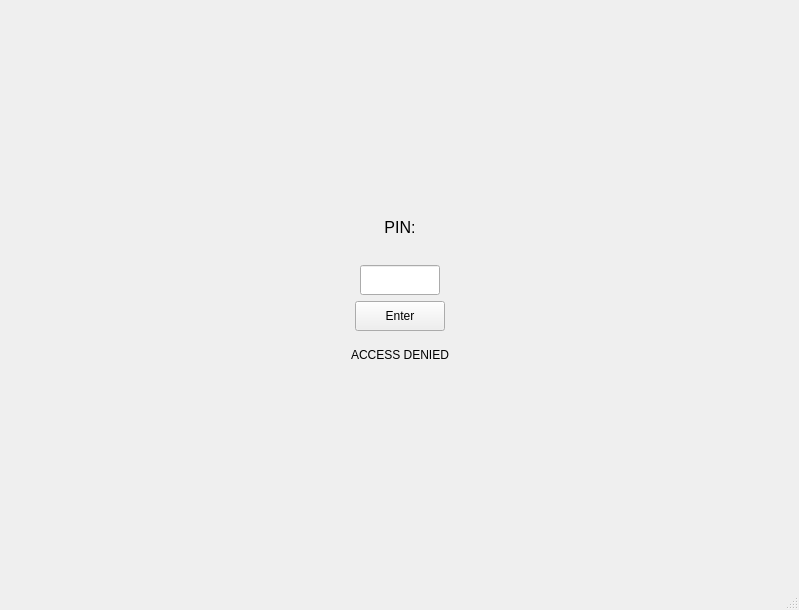
Old version of the form gui/mainwindow.ui in the repository bergamontt/nong-bong.
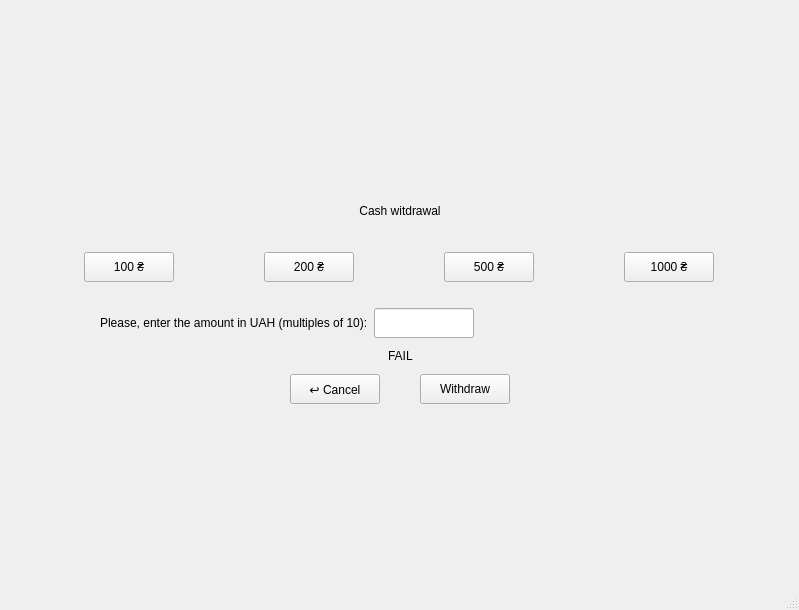
New version of the form. Custom widgets are drawn as their Qt base class.

Commit message: Withdrawal screen

```diff
--- a/gui/mainwindow.ui
+++ b/gui/mainwindow.ui
@@ -24,7 +24,7 @@
      </rect>
     </property>
     <property name="currentIndex">
-     <number>1</number>
+     <number>3</number>
     </property>
     <widget class="QWidget" name="loginScreen">
      <widget class="QLabel" name="L_welcome">
@@ -445,6 +445,249 @@
       </layout>
      </widget>
     </widget>
+    <widget class="QWidget" name="withdrawScreen">
+     <widget class="QWidget" name="verticalLayoutWidget_5">
+      <property name="geometry">
+       <rect>
+        <x>0</x>
+        <y>60</y>
+        <width>801</width>
+        <height>374</height>
+       </rect>
+      </property>
+      <layout class="QVBoxLayout" name="verticalLayout_6">
+       <item alignment="Qt::AlignmentFlag::AlignHCenter">
+        <widget class="BankCardWidget" name="W_currentCardwd" native="true">
+         <property name="minimumSize">
+          <size>
+           <width>275</width>
+           <height>160</height>
+          </size>
+         </property>
+         <property name="maximumSize">
+          <size>
+           <width>275</width>
+           <height>160</height>
+          </size>
+         </property>
+         <layout class="QVBoxLayout" name="currentCard_4"/>
+        </widget>
+       </item>
+       <item>
+        <layout class="QVBoxLayout" name="verticalLayout_8">
+         <item alignment="Qt::AlignmentFlag::AlignHCenter">
+          <widget class="QLabel" name="L_cashWithdrawal">
+           <property name="minimumSize">
+            <size>
+             <width>150</width>
+             <height>30</height>
+            </size>
+           </property>
+           <property name="maximumSize">
+            <size>
+             <width>150</width>
+             <height>30</height>
+            </size>
+           </property>
+           <property name="text">
+            <string>Cash witdrawal</string>
+           </property>
+           <property name="alignment">
+            <set>Qt::AlignmentFlag::AlignCenter</set>
+           </property>
+          </widget>
+         </item>
+         <item>
+          <layout class="QHBoxLayout" name="horizontalLayout_2">
+           <property name="topMargin">
+            <number>20</number>
+           </property>
+           <item>
+            <widget class="QPushButton" name="B_100">
+             <property name="minimumSize">
+              <size>
+               <width>90</width>
+               <height>30</height>
+              </size>
+             </property>
+             <property name="maximumSize">
+              <size>
+               <width>90</width>
+               <height>30</height>
+              </size>
+             </property>
+             <property name="text">
+              <string>100 ₴</string>
+             </property>
+            </widget>
+           </item>
+           <item>
+            <widget class="QPushButton" name="B_200">
+             <property name="minimumSize">
+              <size>
+               <width>90</width>
+               <height>30</height>
+              </size>
+             </property>
+             <property name="maximumSize">
+              <size>
+               <width>90</width>
+               <height>30</height>
+              </size>
+             </property>
+             <property name="text">
+              <string>200 ₴</string>
+             </property>
+            </widget>
+           </item>
+           <item>
+            <widget class="QPushButton" name="B_500">
+             <property name="minimumSize">
+              <size>
+               <width>90</width>
+               <height>30</height>
+              </size>
+             </property>
+             <property name="maximumSize">
+              <size>
+               <width>90</width>
+               <height>30</height>
+              </size>
+             </property>
+             <property name="text">
+              <string>500 ₴</string>
+             </property>
+            </widget>
+           </item>
+           <item>
+            <widget class="QPushButton" name="B_1000">
+             <property name="minimumSize">
+              <size>
+               <width>90</width>
+               <height>30</height>
+              </size>
+             </property>
+             <property name="maximumSize">
+              <size>
+               <width>90</width>
+               <height>30</height>
+              </size>
+             </property>
+             <property name="text">
+              <string>1000 ₴</string>
+             </property>
+            </widget>
+           </item>
+          </layout>
+         </item>
+         <item>
+          <layout class="QFormLayout" name="formLayout_2">
+           <property name="leftMargin">
+            <number>100</number>
+           </property>
+           <property name="topMargin">
+            <number>20</number>
+           </property>
+           <property name="rightMargin">
+            <number>100</number>
+           </property>
+           <item row="0" column="0">
+            <widget class="QLabel" name="L_enterTheAmount">
+             <property name="minimumSize">
+              <size>
+               <width>0</width>
+               <height>30</height>
+              </size>
+             </property>
+             <property name="text">
+              <string>Please, enter the amount in UAH (multiples of 10):</string>
+             </property>
+            </widget>
+           </item>
+           <item row="0" column="1">
+            <widget class="QLineEdit" name="LE_enteredAmount">
+             <property name="minimumSize">
+              <size>
+               <width>100</width>
+               <height>30</height>
+              </size>
+             </property>
+             <property name="maximumSize">
+              <size>
+               <width>100</width>
+               <height>30</height>
+              </size>
+             </property>
+            </widget>
+           </item>
+          </layout>
+         </item>
+         <item alignment="Qt::AlignmentFlag::AlignHCenter">
+          <widget class="QLabel" name="L_failWithdrawal">
+           <property name="text">
+            <string>FAIL</string>
+           </property>
+          </widget>
+         </item>
+         <item>
+          <layout class="QHBoxLayout" name="horizontalLayout_3">
+           <property name="spacing">
+            <number>0</number>
+           </property>
+           <property name="leftMargin">
+            <number>250</number>
+           </property>
+           <property name="rightMargin">
+            <number>250</number>
+           </property>
+           <item>
+            <widget class="QPushButton" name="B_cancelWithdraw">
+             <property name="minimumSize">
+              <size>
+               <width>90</width>
+               <height>30</height>
+              </size>
+             </property>
+             <property name="maximumSize">
+              <size>
+               <width>90</width>
+               <height>30</height>
+              </size>
+             </property>
+             <property name="text">
+              <string>↩ Cancel</string>
+             </property>
+             <property name="checkable">
+              <bool>false</bool>
+             </property>
+            </widget>
+           </item>
+           <item>
+            <widget class="QPushButton" name="B_enterWithdraw">
+             <property name="minimumSize">
+              <size>
+               <width>90</width>
+               <height>30</height>
+              </size>
+             </property>
+             <property name="maximumSize">
+              <size>
+               <width>90</width>
+               <height>30</height>
+              </size>
+             </property>
+             <property name="text">
+              <string>Withdraw</string>
+             </property>
+            </widget>
+           </item>
+          </layout>
+         </item>
+        </layout>
+       </item>
+      </layout>
+     </widget>
+    </widget>
     <widget class="QWidget" name="cardScreen">
      <widget class="QWidget" name="verticalLayoutWidget_3">
       <property name="geometry">
```
Left out of the diff: 2 changed lines with no effect on the pictures. The commit also changes 7 other files.
